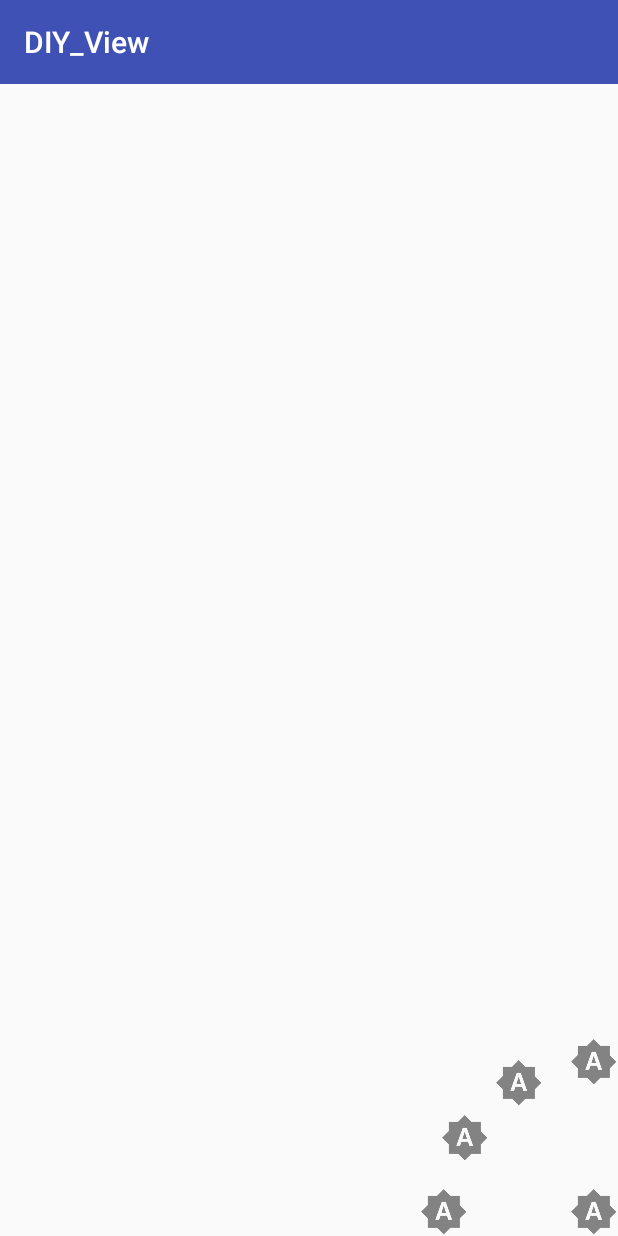
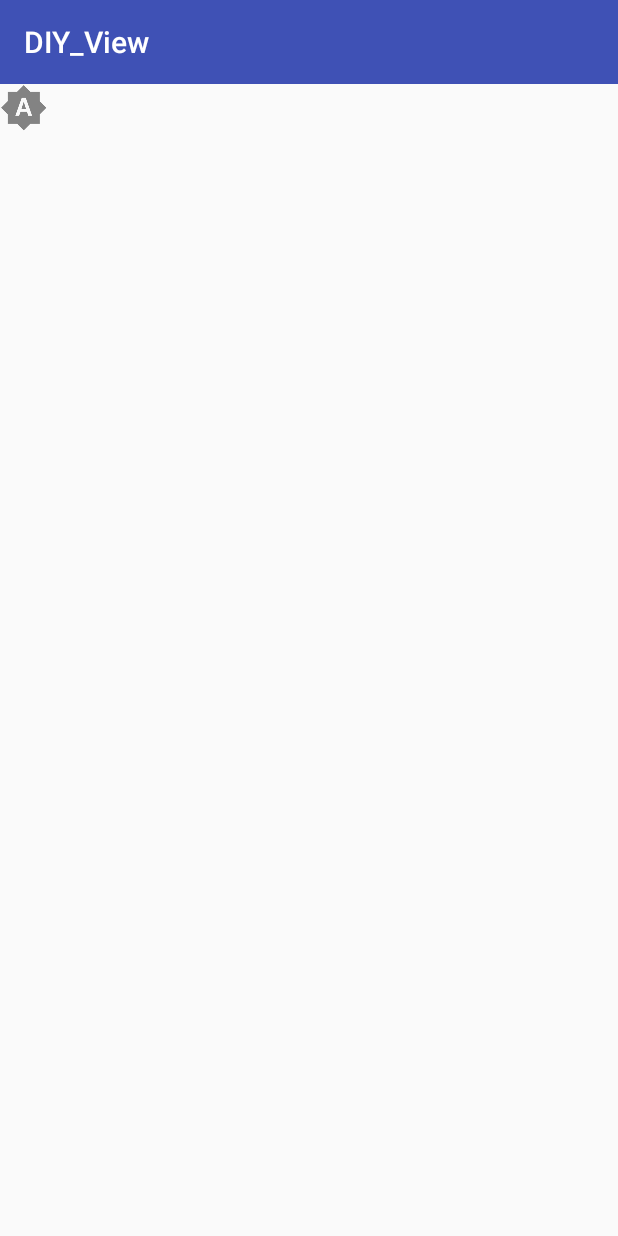
Before and after one commit to liuyasss/DIY_View, an Android app: the screen it shows after launch (MainActivity), on a phone screen of 412 x 824 dp. Run offline under Robolectric (Android 15) with nearby library versions, the phone set to English and light mode, and no system bars; our stand-ins replace ButterKnife.

Commit message:
learn view

```diff
--- a/app/src/main/java/cn/techscan/gd/diy_view/arcmenu/ArcMenu.java
+++ b/app/src/main/java/cn/techscan/gd/diy_view/arcmenu/ArcMenu.java
@@ -104,10 +104,15 @@ public class ArcMenu extends ViewGroup implements View.OnClickListener {
     protected void onLayout(boolean changed, int l, int t, int r, int b) {
         if (changed) {
             layoutCButton();
+            layoutChildButton();
+        }
+    }
+
+    private void layoutChildButton() {
         int count = getChildCount();        //包含主菜单
         for (int i = 0; i < count - 1; i++) {
             View childView = getChildAt(i + 1);
-//                childView.setVisibility(GONE);
+            childView.setVisibility(GONE);
             int x = (int) (radius * Math.cos(Math.PI / 2 / (count - 2) * i));
             int y = (int) (radius * Math.sin(Math.PI / 2 / (count - 2) * i));
             int childWidth = childView.getMeasuredWidth();
@@ -121,7 +126,6 @@ public class ArcMenu extends ViewGroup implements View.OnClickListener {
                 y = getMeasuredHeight() - childHeight - y;
             }
             childView.layout(x, y, x + childWidth, y + childHeight);
-            }
         }
     }
 
--- a/app/src/main/res/layout/activity_main.xml
+++ b/app/src/main/res/layout/activity_main.xml
@@ -11,7 +11,7 @@
     <cn.techscan.gd.diy_view.arcmenu.ArcMenu
         android:layout_width="match_parent"
         android:layout_height="match_parent"
-        app:position="right_bottom"
+        app:position="left_top"
         app:radius="100dp">
 
         <RelativeLayout
```
Lines whose indentation alone changed are shown as unchanged.
